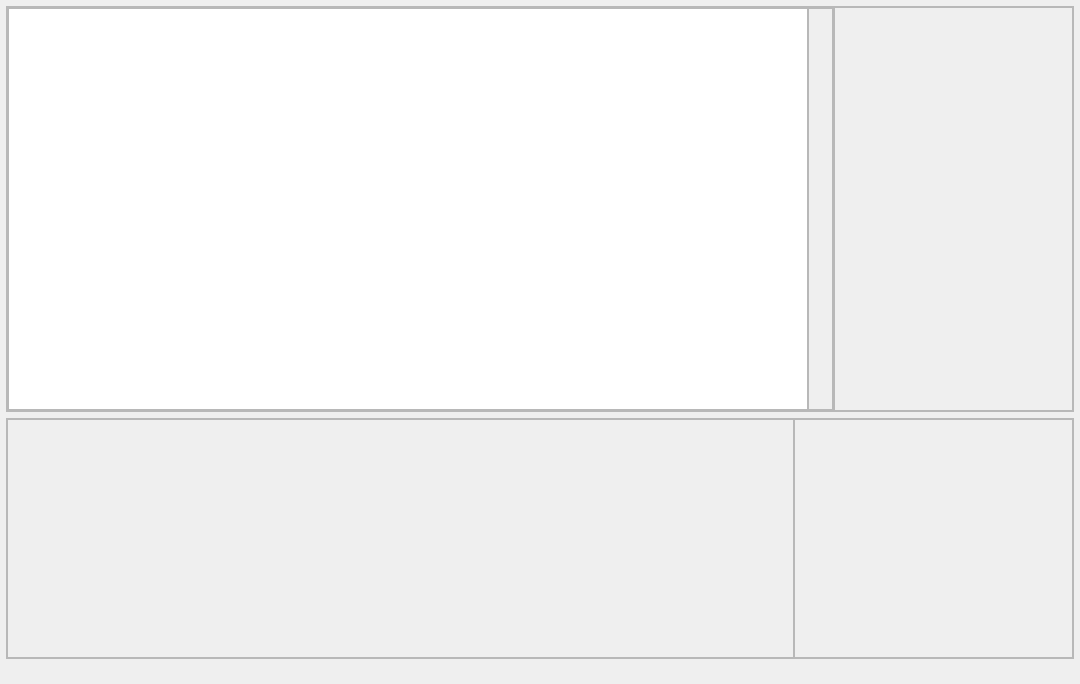
mconsidine/previsat_archive, file src/interface/previsat.ui: the form before one commit.
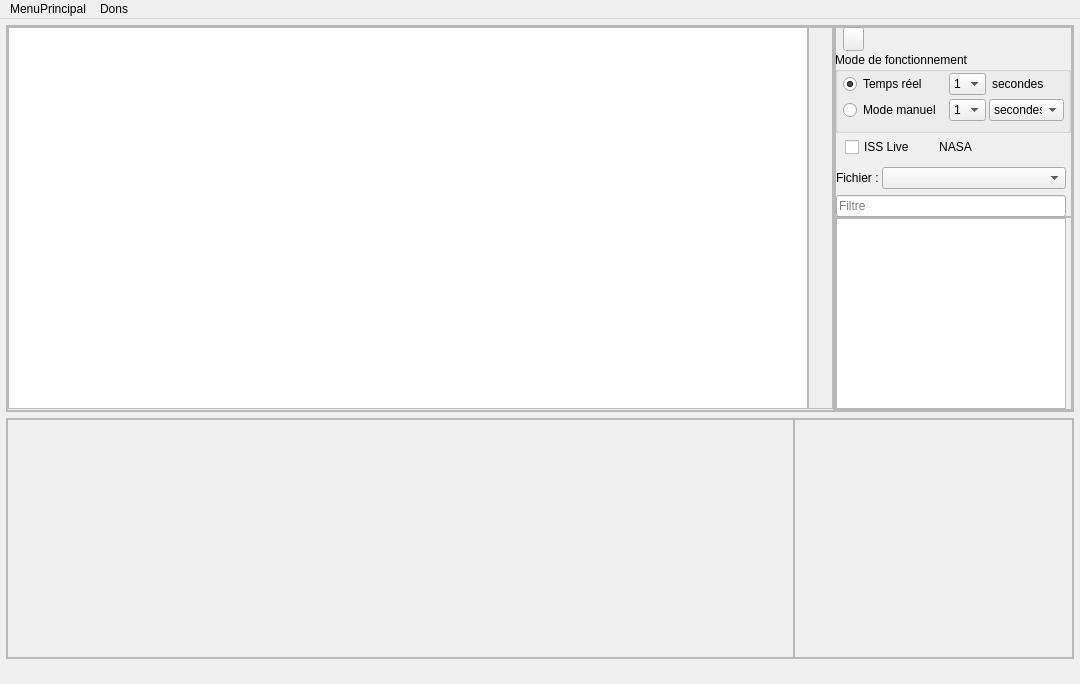
The form after the commit. Icons and pictures are not drawn.

Commit message: Ajout des fenetres Options et Outils Diverses corrections

```diff
--- a/src/interface/previsat.ui
+++ b/src/interface/previsat.ui
@@ -91,7 +91,7 @@
            <number>0</number>
           </property>
           <property name="bottomMargin">
-           <number>0</number>
+           <number>1</number>
           </property>
           <item>
            <layout class="QHBoxLayout" name="layoutCarte">
@@ -194,6 +194,502 @@
          <property name="frameShadow">
           <enum>QFrame::Raised</enum>
          </property>
+         <layout class="QVBoxLayout" name="verticalLayout">
+          <property name="spacing">
+           <number>0</number>
+          </property>
+          <property name="leftMargin">
+           <number>0</number>
+          </property>
+          <property name="topMargin">
+           <number>0</number>
+          </property>
+          <property name="rightMargin">
+           <number>0</number>
+          </property>
+          <property name="bottomMargin">
+           <number>0</number>
+          </property>
+          <item>
+           <widget class="QFrame" name="frame_controles">
+            <property name="minimumSize">
+             <size>
+              <width>0</width>
+              <height>190</height>
+             </size>
+            </property>
+            <property name="maximumSize">
+             <size>
+              <width>16777215</width>
+              <height>190</height>
+             </size>
+            </property>
+            <property name="frameShape">
+             <enum>QFrame::StyledPanel</enum>
+            </property>
+            <property name="frameShadow">
+             <enum>QFrame::Raised</enum>
+            </property>
+            <widget class="QToolButton" name="aide">
+             <property name="geometry">
+              <rect>
+               <x>210</x>
+               <y>0</y>
+               <width>24</width>
+               <height>24</height>
+              </rect>
+             </property>
+             <property name="toolTip">
+              <string>Aide</string>
+             </property>
+             <property name="text">
+              <string notr="true"/>
+             </property>
+             <property name="icon">
+              <iconset resource="../../resources.qrc">
+               <normaloff>:/resources/interface/help.png</normaloff>:/resources/interface/help.png</iconset>
+             </property>
+             <property name="iconSize">
+              <size>
+               <width>24</width>
+               <height>24</height>
+              </size>
+             </property>
+             <property name="shortcut">
+              <string notr="true">F1</string>
+             </property>
+             <property name="autoRaise">
+              <bool>true</bool>
+             </property>
+            </widget>
+            <widget class="QCheckBox" name="issLive">
+             <property name="geometry">
+              <rect>
+               <x>10</x>
+               <y>110</y>
+               <width>76</width>
+               <height>20</height>
+              </rect>
+             </property>
+             <property name="text">
+              <string>ISS Live</string>
+             </property>
+            </widget>
+            <widget class="QToolButton" name="configuration">
+             <property name="geometry">
+              <rect>
+               <x>150</x>
+               <y>0</y>
+               <width>24</width>
+               <height>24</height>
+              </rect>
+             </property>
+             <property name="toolTip">
+              <string>Configuration</string>
+             </property>
+             <property name="text">
+              <string notr="true"/>
+             </property>
+             <property name="icon">
+              <iconset resource="../../resources.qrc">
+               <normaloff>:/resources/interface/configuration.png</normaloff>:/resources/interface/configuration.png</iconset>
+             </property>
+             <property name="iconSize">
+              <size>
+               <width>24</width>
+               <height>24</height>
+              </size>
+             </property>
+             <property name="autoRaise">
+              <bool>true</bool>
+             </property>
+            </widget>
+            <widget class="QToolButton" name="boutonDons">
+             <property name="geometry">
+              <rect>
+               <x>40</x>
+               <y>0</y>
+               <width>24</width>
+               <height>24</height>
+              </rect>
+             </property>
+             <property name="toolTip">
+              <string>Dons</string>
+             </property>
+             <property name="text">
+              <string notr="true"/>
+             </property>
+             <property name="icon">
+              <iconset resource="../../resources.qrc">
+               <normaloff>:/resources/interface/gift.png</normaloff>:/resources/interface/gift.png</iconset>
+             </property>
+             <property name="iconSize">
+              <size>
+               <width>24</width>
+               <height>24</height>
+              </size>
+             </property>
+             <property name="popupMode">
+              <enum>QToolButton::InstantPopup</enum>
+             </property>
+             <property name="autoRaise">
+              <bool>true</bool>
+             </property>
+            </widget>
+            <widget class="QWidget" name="formLayoutWidget">
+             <property name="geometry">
+              <rect>
+               <x>0</x>
+               <y>140</y>
+               <width>231</width>
+               <height>24</height>
+              </rect>
+             </property>
+             <layout class="QFormLayout" name="formLayout_fichier">
+              <property name="horizontalSpacing">
+               <number>3</number>
+              </property>
+              <property name="verticalSpacing">
+               <number>0</number>
+              </property>
+              <item row="0" column="0">
+               <widget class="QLabel" name="lbl_listeFichiersElem">
+                <property name="text">
+                 <string>Fichier :</string>
+                </property>
+                <property name="indent">
+                 <number>1</number>
+                </property>
+               </widget>
+              </item>
+              <item row="0" column="1">
+               <widget class="QComboBox" name="listeFichiersElem"/>
+              </item>
+             </layout>
+            </widget>
+            <widget class="QToolButton" name="meteo">
+             <property name="geometry">
+              <rect>
+               <x>210</x>
+               <y>108</y>
+               <width>24</width>
+               <height>24</height>
+              </rect>
+             </property>
+             <property name="toolTip">
+              <string>Météo du lieu d'observation</string>
+             </property>
+             <property name="text">
+              <string notr="true"/>
+             </property>
+             <property name="icon">
+              <iconset resource="../../resources.qrc">
+               <normaloff>:/resources/interface/meteo.png</normaloff>:/resources/interface/meteo.png</iconset>
+             </property>
+             <property name="iconSize">
+              <size>
+               <width>24</width>
+               <height>24</height>
+              </size>
+             </property>
+             <property name="autoRaise">
+              <bool>true</bool>
+             </property>
+            </widget>
+            <widget class="QToolButton" name="meteoBasesNasa">
+             <property name="geometry">
+              <rect>
+               <x>90</x>
+               <y>108</y>
+               <width>61</width>
+               <height>24</height>
+              </rect>
+             </property>
+             <property name="toolTip">
+              <string>Météo des bases de la NASA</string>
+             </property>
+             <property name="text">
+              <string>NASA</string>
+             </property>
+             <property name="icon">
+              <iconset resource="../../resources.qrc">
+               <normaloff>:/resources/interface/meteo.png</normaloff>:/resources/interface/meteo.png</iconset>
+             </property>
+             <property name="iconSize">
+              <size>
+               <width>24</width>
+               <height>24</height>
+              </size>
+             </property>
+             <property name="toolButtonStyle">
+              <enum>Qt::ToolButtonTextBesideIcon</enum>
+             </property>
+             <property name="autoRaise">
+              <bool>true</bool>
+             </property>
+            </widget>
+            <widget class="QPushButton" name="boutonMenu">
+             <property name="geometry">
+              <rect>
+               <x>8</x>
+               <y>0</y>
+               <width>21</width>
+               <height>24</height>
+              </rect>
+             </property>
+             <property name="toolTip">
+              <string>Menu</string>
+             </property>
+             <property name="text">
+              <string notr="true"/>
+             </property>
+            </widget>
+            <widget class="QToolButton" name="outils">
+             <property name="geometry">
+              <rect>
+               <x>180</x>
+               <y>0</y>
+               <width>24</width>
+               <height>24</height>
+              </rect>
+             </property>
+             <property name="toolTip">
+              <string>Outils</string>
+             </property>
+             <property name="text">
+              <string notr="true"/>
+             </property>
+             <property name="icon">
+              <iconset resource="../../resources.qrc">
+               <normaloff>:/resources/interface/outils.png</normaloff>:/resources/interface/outils.png</iconset>
+             </property>
+             <property name="iconSize">
+              <size>
+               <width>24</width>
+               <height>24</height>
+              </size>
+             </property>
+             <property name="autoRaise">
+              <bool>true</bool>
+             </property>
+            </widget>
+            <widget class="QGroupBox" name="groupBox_mode">
+             <property name="geometry">
+              <rect>
+               <x>0</x>
+               <y>25</y>
+               <width>236</width>
+               <height>81</height>
+              </rect>
+             </property>
+             <property name="title">
+              <string>Mode de fonctionnement</string>
+             </property>
+             <widget class="QWidget" name="gridLayoutWidget">
+              <property name="geometry">
+               <rect>
+                <x>8</x>
+                <y>20</y>
+                <width>221</width>
+                <height>51</height>
+               </rect>
+              </property>
+              <layout class="QGridLayout" name="gridLayout_mode">
+               <property name="spacing">
+                <number>3</number>
+               </property>
+               <item row="0" column="1">
+                <widget class="QComboBox" name="pasReel">
+                 <property name="maximumSize">
+                  <size>
+                   <width>37</width>
+                   <height>16777215</height>
+                  </size>
+                 </property>
+                 <item>
+                  <property name="text">
+                   <string>1</string>
+                  </property>
+                 </item>
+                 <item>
+                  <property name="text">
+                   <string>5</string>
+                  </property>
+                 </item>
+                 <item>
+                  <property name="text">
+                   <string>10</string>
+                  </property>
+                 </item>
+                 <item>
+                  <property name="text">
+                   <string>20</string>
+                  </property>
+                 </item>
+                 <item>
+                  <property name="text">
+                   <string>30</string>
+                  </property>
+                 </item>
+                 <item>
+                  <property name="text">
+                   <string>60</string>
+                  </property>
+                 </item>
+                </widget>
+               </item>
+               <item row="0" column="2">
+                <widget class="QLabel" name="secondes">
+                 <property name="text">
+                  <string>secondes</string>
+                 </property>
+                 <property name="indent">
+                  <number>3</number>
+                 </property>
+                </widget>
+               </item>
+               <item row="0" column="0">
+                <widget class="QRadioButton" name="tempsReel">
+                 <property name="text">
+                  <string>Temps réel</string>
+                 </property>
+                 <property name="checked">
+                  <bool>true</bool>
+                 </property>
+                </widget>
+               </item>
+               <item row="1" column="0">
+                <widget class="QRadioButton" name="modeManuel">
+                 <property name="text">
+                  <string>Mode manuel</string>
+                 </property>
+                </widget>
+               </item>
+               <item row="1" column="1">
+                <widget class="QComboBox" name="pasManuel">
+                 <property name="maximumSize">
+                  <size>
+                   <width>37</width>
+                   <height>16777215</height>
+                  </size>
+                 </property>
+                 <item>
+                  <property name="text">
+                   <string>1</string>
+                  </property>
+                 </item>
+                 <item>
+                  <property name="text">
+                   <string>5</string>
+                  </property>
+                 </item>
+                 <item>
+                  <property name="text">
+                   <string>10</string>
+                  </property>
+                 </item>
+                 <item>
+                  <property name="text">
+                   <string>20</string>
+                  </property>
+                 </item>
+                 <item>
+                  <property name="text">
+                   <string>30</string>
+                  </property>
+                 </item>
+                 <item>
+                  <property name="text">
+                   <string>60</string>
+                  </property>
+                 </item>
+                </widget>
+               </item>
+               <item row="1" column="2">
+                <widget class="QComboBox" name="valManuel">
+                 <property name="maximumSize">
+                  <size>
+                   <width>75</width>
+                   <height>16777215</height>
+                  </size>
+                 </property>
+                 <item>
+                  <property name="text">
+                   <string>secondes</string>
+                  </property>
+                 </item>
+                 <item>
+                  <property name="text">
+                   <string>minutes</string>
+                  </property>
+                 </item>
+                 <item>
+                  <property name="text">
+                   <string>heures</string>
+                  </property>
+                 </item>
+                 <item>
+                  <property name="text">
+                   <string>jours</string>
+                  </property>
+                 </item>
+                </widget>
+               </item>
+              </layout>
+             </widget>
+            </widget>
+            <widget class="QLineEdit" name="filtreSatellites">
+             <property name="geometry">
+              <rect>
+               <x>1</x>
+               <y>168</y>
+               <width>230</width>
+               <height>22</height>
+              </rect>
+             </property>
+             <property name="inputMask">
+              <string notr="true"/>
+             </property>
+             <property name="text">
+              <string notr="true"/>
+             </property>
+             <property name="placeholderText">
+              <string>Filtre</string>
+             </property>
+            </widget>
+           </widget>
+          </item>
+          <item>
+           <widget class="QFrame" name="frameListe">
+            <property name="frameShape">
+             <enum>QFrame::StyledPanel</enum>
+            </property>
+            <property name="frameShadow">
+             <enum>QFrame::Raised</enum>
+            </property>
+            <layout class="QHBoxLayout" name="horizontalLayout_4">
+             <property name="spacing">
+              <number>0</number>
+             </property>
+             <property name="leftMargin">
+              <number>0</number>
+             </property>
+             <property name="topMargin">
+              <number>0</number>
+             </property>
+             <property name="rightMargin">
+              <number>5</number>
+             </property>
+             <property name="bottomMargin">
+              <number>0</number>
+             </property>
+             <item>
+              <widget class="QListWidget" name="listeSatellites"/>
+             </item>
+            </layout>
+           </widget>
+          </item>
+         </layout>
         </widget>
        </item>
       </layout>
@@ -280,6 +776,213 @@
     <bool>false</bool>
    </property>
   </widget>
+  <widget class="QMenuBar" name="barreMenu">
+   <property name="geometry">
+    <rect>
+     <x>0</x>
+     <y>0</y>
+     <width>1080</width>
+     <height>22</height>
+    </rect>
+   </property>
+   <widget class="QMenu" name="menuPrincipal">
+    <property name="title">
+     <string>MenuPrincipal</string>
+    </property>
+    <addaction name="actionImporter_fichier_TLE_GP"/>
+    <addaction name="actionEnregistrer"/>
+    <addaction name="actionImprimer_carte"/>
+    <addaction name="separator"/>
+    <addaction name="actionFichier_d_aide"/>
+    <addaction name="actionInformations"/>
+    <addaction name="actionOptions"/>
+    <addaction name="actionOutils"/>
+    <addaction name="separator"/>
+    <addaction name="actionMettre_jour_GP_courant"/>
+    <addaction name="actionMettre_jour_groupe_GP_courant"/>
+    <addaction name="actionMettre_jour_GP_communs"/>
+    <addaction name="actionMettre_jour_tous_les_groupes_de_GP"/>
+    <addaction name="separator"/>
+    <addaction name="actionMettre_jour_les_fichiers_de_donn_es"/>
+    <addaction name="separator"/>
+    <addaction name="actionDons"/>
+    <addaction name="separator"/>
+    <addaction name="actionRapport_de_bug"/>
+    <addaction name="actionprevisat_sourceforge_net"/>
+    <addaction name="separator"/>
+    <addaction name="actionskywatcher_com"/>
+    <addaction name="separator"/>
+    <addaction name="actioncelestrak_org"/>
+    <addaction name="actionspace_track_org"/>
+    <addaction name="separator"/>
+    <addaction name="action_propos"/>
+   </widget>
+   <widget class="QMenu" name="menuDons">
+    <property name="title">
+     <string>Dons</string>
+    </property>
+    <addaction name="actionPayPal"/>
+    <addaction name="actionTipeee"/>
+    <addaction name="actionUtip"/>
+   </widget>
+   <addaction name="menuPrincipal"/>
+   <addaction name="menuDons"/>
+  </widget>
+  <action name="actionImporter_fichier_TLE_GP">
+   <property name="text">
+    <string>Importer fichier GP / TLE ...</string>
+   </property>
+   <property name="shortcut">
+    <string>Ctrl+O</string>
+   </property>
+  </action>
+  <action name="actionPayPal">
+   <property name="icon">
+    <iconset resource="../../resources.qrc">
+     <normaloff>:/resources/interface/paypal.png</normaloff>:/resources/interface/paypal.png</iconset>
+   </property>
+   <property name="text">
+    <string>PayPal</string>
+   </property>
+  </action>
+  <action name="actionTipeee">
+   <property name="icon">
+    <iconset resource="../../resources.qrc">
+     <normaloff>:/resources/interface/tipeee.png</normaloff>:/resources/interface/tipeee.png</iconset>
+   </property>
+   <property name="text">
+    <string>Tipeee</string>
+   </property>
+  </action>
+  <action name="actionUtip">
+   <property name="icon">
+    <iconset resource="../../resources.qrc">
+     <normaloff>:/resources/interface/utip.png</normaloff>:/resources/interface/utip.png</iconset>
+   </property>
+   <property name="text">
+    <string>Utip</string>
+   </property>
+  </action>
+  <action name="actionEnregistrer">
+   <property name="text">
+    <string>Enregistrer</string>
+   </property>
+   <property name="shortcut">
+    <string>Ctrl+S</string>
+   </property>
+  </action>
+  <action name="actionImprimer_carte">
+   <property name="text">
+    <string>Imprimer carte</string>
+   </property>
+   <property name="shortcut">
+    <string>Ctrl+P</string>
+   </property>
+  </action>
+  <action name="actionMettre_jour_GP_courant">
+   <property name="text">
+    <string>Mettre à jour GP courant</string>
+   </property>
+   <property name="shortcut">
+    <string>F5</string>
+   </property>
+  </action>
+  <action name="actionMettre_jour_groupe_GP_courant">
+   <property name="text">
+    <string>Mettre à jour groupe GP courant</string>
+   </property>
+   <property name="shortcut">
+    <string>Ctrl+F5</string>
+   </property>
+  </action>
+  <action name="actionMettre_jour_GP_communs">
+   <property name="text">
+    <string>Mettre à jour GP communs</string>
+   </property>
+   <property name="shortcut">
+    <string>Alt+F5</string>
+   </property>
+  </action>
+  <action name="actionMettre_jour_tous_les_groupes_de_GP">
+   <property name="text">
+    <string>Mettre à jour tous les groupes de GP</string>
+   </property>
+   <property name="shortcut">
+    <string>Shift+F5</string>
+   </property>
+  </action>
+  <action name="actionMettre_jour_les_fichiers_de_donn_es">
+   <property name="text">
+    <string>Mettre à jour les fichiers de données</string>
+   </property>
+  </action>
+  <action name="actionFichier_d_aide">
+   <property name="text">
+    <string>Fichier d'aide</string>
+   </property>
+   <property name="shortcut">
+    <string>F1</string>
+   </property>
+  </action>
+  <action name="actionInformations">
+   <property name="text">
+    <string>Informations</string>
+   </property>
+   <property name="shortcut">
+    <string>F2</string>
+   </property>
+  </action>
+  <action name="actionOptions">
+   <property name="text">
+    <string>Options</string>
+   </property>
+   <property name="shortcut">
+    <string notr="true">F3</string>
+   </property>
+  </action>
+  <action name="actionOutils">
+   <property name="text">
+    <string>Outils</string>
+   </property>
+   <property name="shortcut">
+    <string>F4</string>
+   </property>
+  </action>
+  <action name="actionDons">
+   <property name="text">
+    <string>Dons ...</string>
+   </property>
+  </action>
+  <action name="actionRapport_de_bug">
+   <property name="text">
+    <string>Rapport de bug</string>
+   </property>
+  </action>
+  <action name="actionprevisat_sourceforge_net">
+   <property name="text">
+    <string>previsat.sourceforge.net</string>
+   </property>
+  </action>
+  <action name="actionskywatcher_com">
+   <property name="text">
+    <string>skywatcher.com</string>
+   </property>
+  </action>
+  <action name="actioncelestrak_org">
+   <property name="text">
+    <string>celestrak.org</string>
+   </property>
+  </action>
+  <action name="actionspace_track_org">
+   <property name="text">
+    <string>space-track.org</string>
+   </property>
+  </action>
+  <action name="action_propos">
+   <property name="text">
+    <string>À propos</string>
+   </property>
+  </action>
  </widget>
  <resources>
   <include location="../../resources.qrc"/>
```
Left out of the diff: 4 changed lines with no effect on the pictures. The commit also changes 55 other files.
